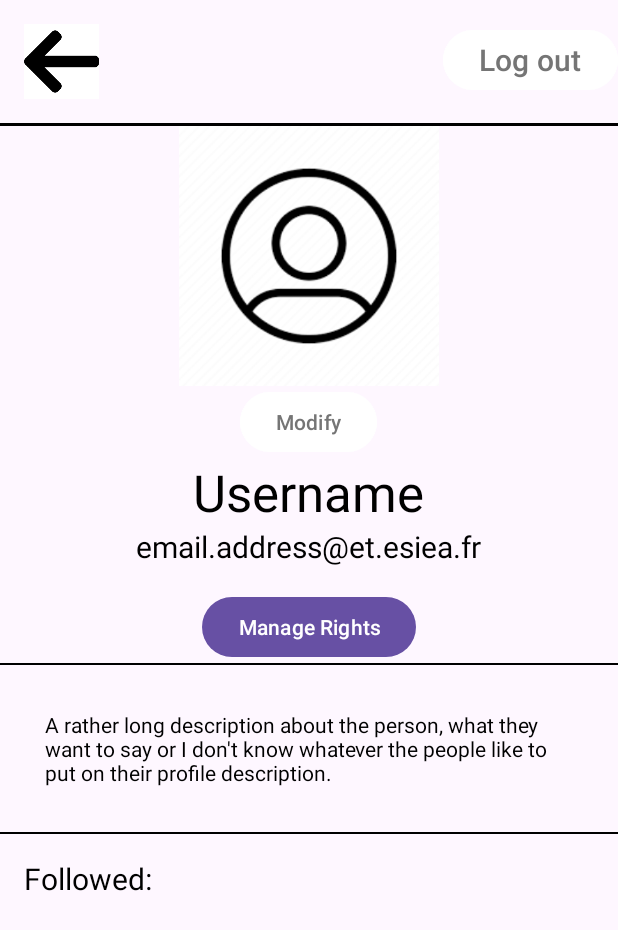
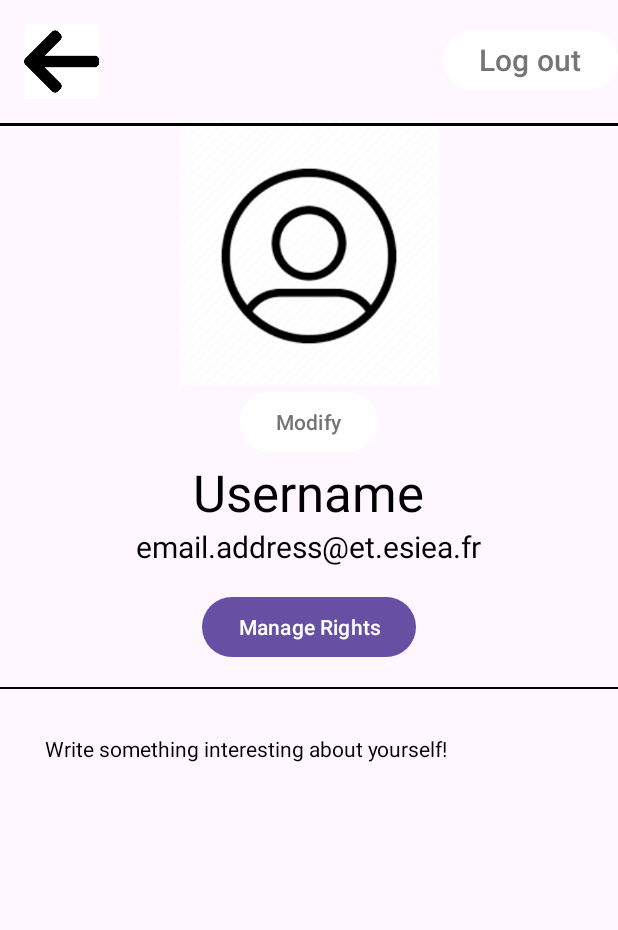
Before and after one commit to Nihaldhara/EsieaBoard, an Android app: the UserProfileActivity screen opened directly, with no data from a screen before it, on a phone screen of 412 x 824 dp. Shown: the top 930 px of the screen. Run offline under Robolectric (Android 15) with nearby library versions, the light colour scheme and no system bars; 2 statements that could not run were skipped.

Commit message:
Version 1.0.0-dev+009

```diff
--- a/app/src/main/java/com/example/esieaboard/ClubProfileActivity.java
+++ b/app/src/main/java/com/example/esieaboard/ClubProfileActivity.java
@@ -213,6 +213,9 @@ public class ClubProfileActivity extends AppCompatActivity implements MixedAdapt
         } else if (requestCode == EDIT_CLUB_REQUEST_CODE && resultCode == RESULT_OK) {
             ClubModel updatedClub = (ClubModel) data.getSerializableExtra("club");
             updateClubUI(updatedClub);
+        } else if (requestCode == EVENT_PAGE_REQUEST_CODE && resultCode == RESULT_OK) {
+            displayEvents();
+            eventsAdapter.notifyDataSetChanged();
         }
     }
 
--- a/app/src/main/java/com/example/esieaboard/UserProfileActivity.java
+++ b/app/src/main/java/com/example/esieaboard/UserProfileActivity.java
@@ -1,6 +1,7 @@
 package com.example.esieaboard;
 
 import android.content.Intent;
+import android.database.Cursor;
 import android.view.View;
 import android.widget.Button;
 import android.widget.ImageButton;
@@ -8,9 +9,13 @@ import android.widget.ImageView;
 import android.widget.TextView;
 import androidx.appcompat.app.AppCompatActivity;
 import android.os.Bundle;
+import androidx.recyclerview.widget.LinearLayoutManager;
 import androidx.recyclerview.widget.RecyclerView;
 import com.example.esieaboard.admin.ManageAdministratorsActivity;
+import com.example.esieaboard.models.ClubModel;
 import com.example.esieaboard.models.UserModel;
+
+import java.util.ArrayList;
 
 import static android.view.View.GONE;
 
@@ -22,7 +27,6 @@ public class UserProfileActivity extends AppCompatActivity {
     Button logOutButton, modifyButton, manageRightsButton;
     ImageView imageViewProfile;
     TextView nameText, emailText, descriptionText;
-    RecyclerView recyclerView;
     UserModel user;
 
     @Override
@@ -38,7 +42,6 @@ public class UserProfileActivity extends AppCompatActivity {
         nameText = findViewById(R.id.user_name);
         emailText = findViewById(R.id.user_email_address);
         descriptionText = findViewById(R.id.user_description);
-        recyclerView = findViewById(R.id.recycler_view);
 
         user = (UserModel) getIntent().getSerializableExtra("user");
         updateUserUI(user);
@@ -92,7 +95,6 @@ public class UserProfileActivity extends AppCompatActivity {
         }
     }
 
-    // In UserProfileActivity.java
     @Override
     protected void onActivityResult(int requestCode, int resultCode, Intent data) {
         super.onActivityResult(requestCode, resultCode, data);
--- a/app/src/main/res/layout/activity_user_profile.xml
+++ b/app/src/main/res/layout/activity_user_profile.xml
@@ -56,36 +56,22 @@
               android:hint="@string/email_address_et_esiea_fr"
               android:textColorHint="@color/black"
               android:textSize="20sp"
-              android:paddingBottom="16dp" android:textAlignment="center"/>
+              android:textAlignment="center"/>
 
     <Button
             android:text="Manage Rights"
             android:layout_width="wrap_content"
             android:layout_height="wrap_content"
-            android:id="@+id/manage_rights_button"/>
+            android:id="@+id/manage_rights_button"
+            android:layout_margin="16dp"/>
 
     <View android:layout_width="match_parent" android:layout_height="1dp"
           android:background="@color/black"/>
 
     <TextView android:layout_width="match_parent" android:layout_height="wrap_content"
               android:id="@+id/user_description"
-              android:hint="A rather long description about the person, what they want to say or I don't know whatever the people like to put on their profile description."
+              android:hint="Write something interesting about yourself!"
               android:textColorHint="@color/black"
               android:padding="30dp" android:textAlignment="textStart"/>
 
-    <View android:layout_width="match_parent" android:layout_height="1dp"
-          android:background="@color/black"/>
-
-    <TextView android:layout_width="match_parent" android:layout_height="wrap_content"
-              android:hint="Followed:"
-              android:padding="16dp"
-              android:textColorHint="@color/black"
-              android:textSize="20dp"/>
-
-    <androidx.recyclerview.widget.RecyclerView
-            android:layout_width="match_parent"
-            android:layout_height="match_parent"
-            android:id="@+id/recycler_view"/>
-
-
 </LinearLayout>
```
Also changed, not shown: app/src/main/java/com/example/esieaboard/DataBaseHelper.java (+27 -0 lines), app/src/main/java/com/example/esieaboard/EventPageActivity.java (+36 -2 lines), app/src/main/java/com/example/esieaboard/MixedAdapter.java (+1 -18 lines), app/src/main/java/com/example/esieaboard/SignInActivity.java (+13 -4 lines), app/src/main/java/com/example/esieaboard/admin/ManageAdministratorsActivity.java (+12 -0 lines), app/src/main/res/layout/activity_event_page.xml (+8 -2 lines), app/src/main/res/layout/activity_manage_administrators.xml (+12 -0 lines), 1 other file.
